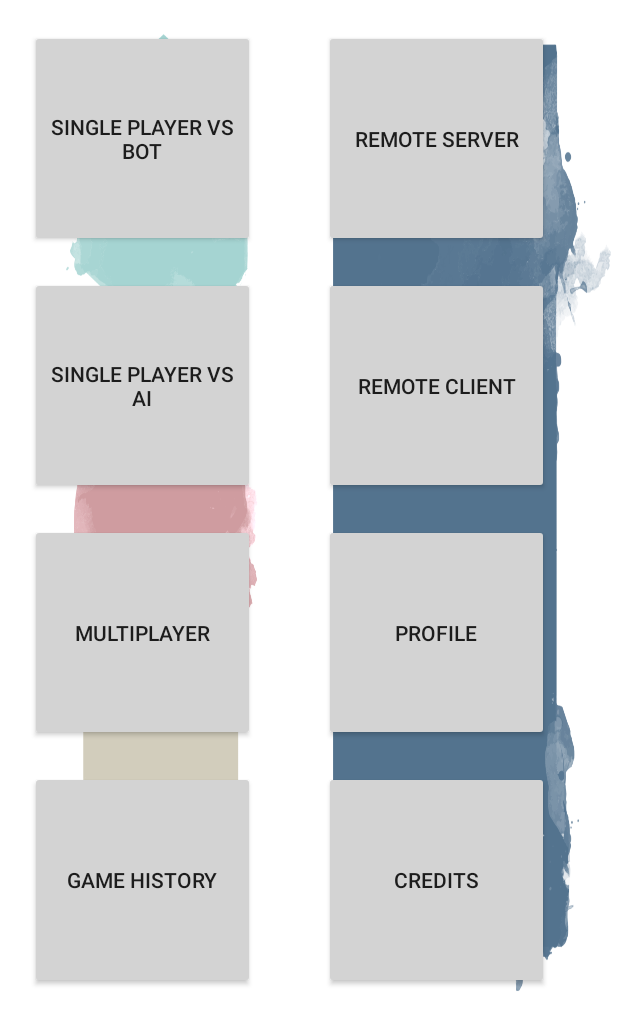
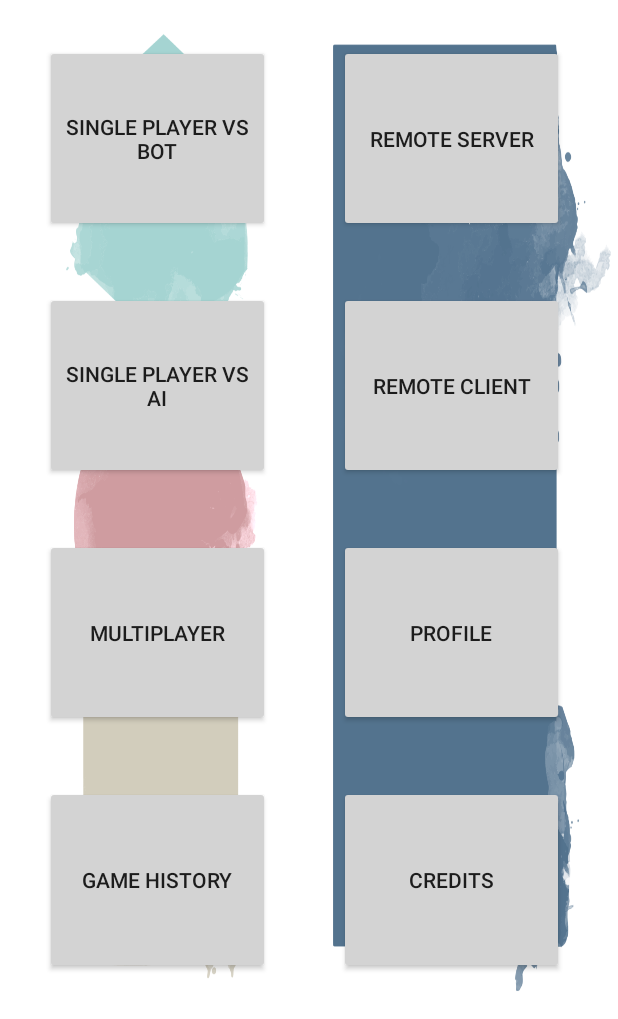
Before and after one commit to woliveirax/ReversiAmov, an Android app: the screen it shows after launch (ReversiMain), on a phone screen of 412 x 824 dp, the part 217-1236 px from its top. Run offline under Robolectric (Android 15) with nearby library versions, the light colour scheme and no system bars.

Commit message:
small changes

```diff
--- a/app/src/main/res/anim/credits.xml
+++ b/app/src/main/res/anim/credits.xml
@@ -4,5 +4,5 @@
         android:interpolator="@android:anim/linear_interpolator"
         android:duration="8000"
         android:fromYDelta="100%p"
-        android:toYDelta="-100%p"/>
+        android:toYDelta="00%p"/>
 </set>
--- a/app/src/main/res/layout/activity_reversi_menu.xml
+++ b/app/src/main/res/layout/activity_reversi_menu.xml
@@ -39,7 +39,7 @@
                 android:layout_width="150dp"
                 android:layout_height="0dp"
                 android:layout_gravity="center_vertical"
-                android:layout_margin="10dp"
+                android:layout_margin="20dp"
                 android:layout_weight="1"
                 android:backgroundTint="#D3D3D3"
                 android:text="Single Player vs Bot" />
@@ -49,7 +49,7 @@
                 android:layout_width="150dp"
                 android:layout_height="0dp"
                 android:layout_gravity="center_vertical"
-                android:layout_margin="10dp"
+                android:layout_margin="20dp"
                 android:layout_weight="1"
                 android:backgroundTint="#D3D3D3"
                 android:text="Single Player vs AI" />
@@ -59,7 +59,7 @@
                 android:layout_width="150dp"
                 android:layout_height="0dp"
                 android:layout_gravity="center_vertical"
-                android:layout_margin="10dp"
+                android:layout_margin="20dp"
                 android:layout_weight="1"
                 android:backgroundTint="#D3D3D3"
                 android:text="Multiplayer" />
@@ -69,7 +69,7 @@
                 android:layout_width="150dp"
                 android:layout_height="0dp"
                 android:layout_gravity="center_vertical"
-                android:layout_margin="10dp"
+                android:layout_margin="20dp"
                 android:layout_weight="1"
                 android:backgroundTint="#D3D3D3"
                 android:onClick="onHistory"
@@ -90,7 +90,7 @@
                 android:layout_width="150dp"
                 android:layout_height="0dp"
                 android:layout_gravity="center_vertical"
-                android:layout_margin="10dp"
+                android:layout_margin="20dp"
                 android:layout_weight="1"
                 android:backgroundTint="#D3D3D3"
                 android:text="Remote Server" />
@@ -100,7 +100,7 @@
                 android:layout_width="150dp"
                 android:layout_height="0dp"
                 android:layout_gravity="center_vertical"
-                android:layout_margin="10dp"
+                android:layout_margin="20dp"
                 android:layout_weight="1"
                 android:backgroundTint="#D3D3D3"
                 android:text="Remote Client" />
@@ -110,7 +110,7 @@
                 android:layout_width="150dp"
                 android:layout_height="0dp"
                 android:layout_gravity="center_vertical"
-                android:layout_margin="10dp"
+                android:layout_margin="20dp"
                 android:layout_weight="1"
                 android:backgroundTint="#D3D3D3"
                 android:text="Profile" />
@@ -120,7 +120,7 @@
                 android:layout_width="150dp"
                 android:layout_height="0dp"
                 android:layout_gravity="center_vertical"
-                android:layout_margin="10dp"
+                android:layout_margin="20dp"
                 android:layout_weight="1"
                 android:backgroundTint="#D3D3D3"
                 android:text="Credits" />
```
